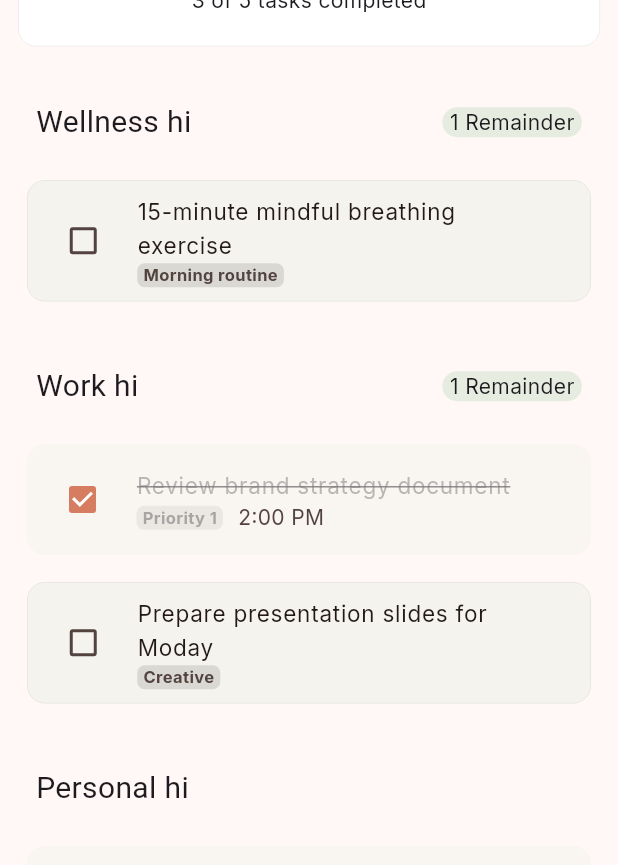
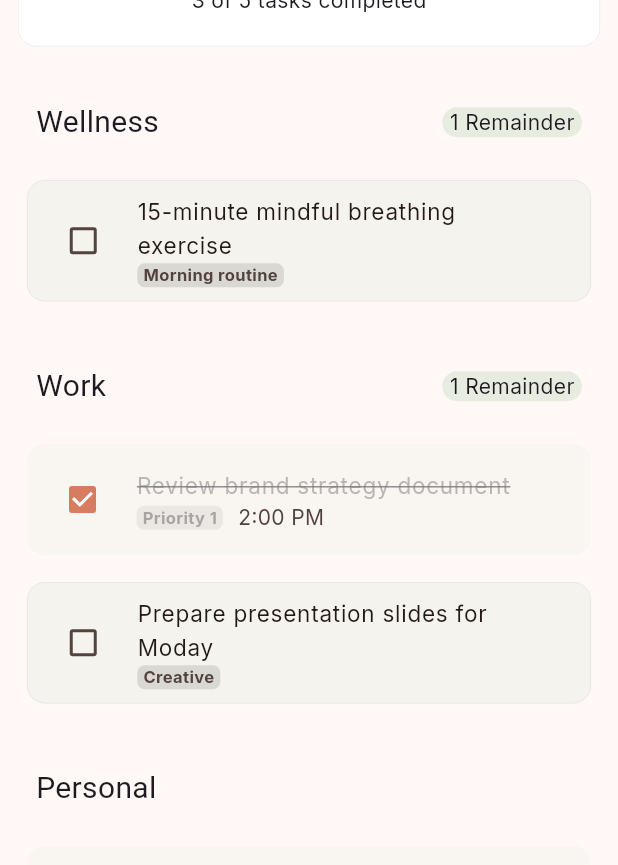
Before and after one commit to ahmed-ctrl-cs/Todo, a Flutter app: the screen it shows after launch, scrolled down 449 dp, on a phone screen of 412 x 824 dp. Shown: the part 153-1018 px from the top of the screen. Run offline on Flutter 3.47's test engine with Material 3 defaults, Android fonts, the light colour scheme and no system bars; drawn by our look-alikes of percent_indicator; our stand-ins replace google_fonts; network calls fail; Roboto replaces fonts that are missing (Literata).

Commit message:
Removed not needed strings

```diff
--- a/lib/main.dart
+++ b/lib/main.dart
@@ -269,7 +269,7 @@ class _mainHomePage extends State<mainHomePage> {
                       mainAxisAlignment: MainAxisAlignment.spaceBetween,
                       children: [
                         Text(
-                          ('${groupData['cName']} hi'),
+                          groupData['cName'],
                           style: GoogleFonts.literata(fontSize: 20),
                         ),
                         Container(
```
